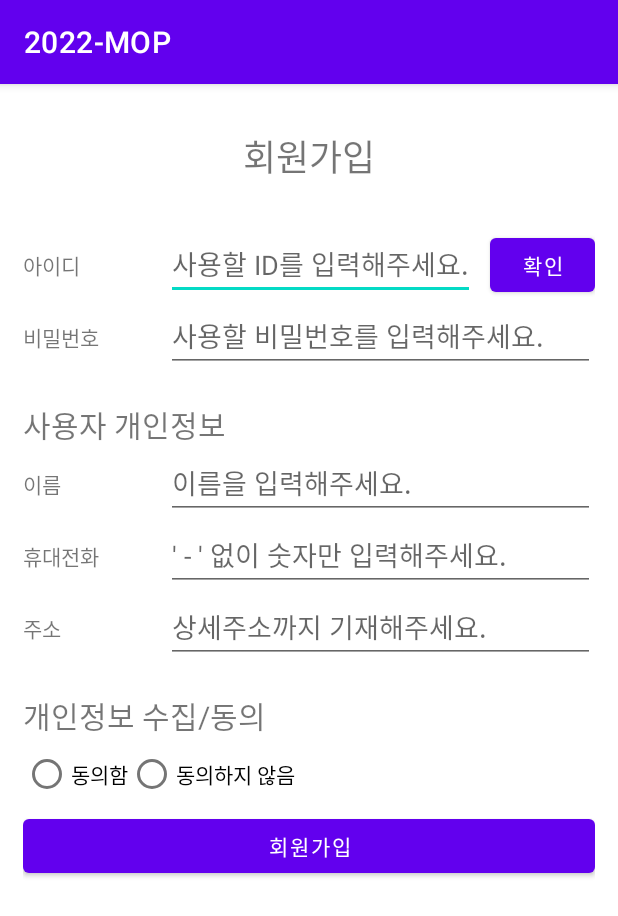
After one commit to Choi-Jiwon-38/2022-MOP, an Android app: the SignUpActivity screen opened directly, with no data from a screen before it, on a phone screen of 412 x 824 dp. The commit adds this screen. Shown: the top 916 px of the screen. Run offline under Robolectric (Android 15) with nearby library versions, the phone set to English and light mode, and no system bars.

Commit message:
feat. 회원가입 페이지 구현
- 회원가입 관련 activity, layout 구현
- manifests에 activity 추가

```diff
--- a/app/src/main/AndroidManifest.xml
+++ b/app/src/main/AndroidManifest.xml
@@ -22,6 +22,9 @@
                 <category android:name="android.intent.category.LAUNCHER" />
             </intent-filter>
         </activity>
+        <activity
+            android:name=".SignUpActivity"
+            android:exported="false" />
     </application>
 
 </manifest>
--- /dev/null
+++ b/app/src/main/java/com/example/a2022_mop/SignUpActivity.kt
@@ -0,0 +1,11 @@
+package com.example.a2022_mop
+
+import android.os.Bundle
+import androidx.appcompat.app.AppCompatActivity
+
+class SignUpActivity: AppCompatActivity() {
+    override fun onCreate(savedInstantState: Bundle?) {
+        super.onCreate(savedInstantState)
+        setContentView(R.layout.activity_signup)
+    }
+}
--- a/app/src/main/res/layout/activity_login.xml
+++ b/app/src/main/res/layout/activity_login.xml
@@ -58,6 +58,4 @@
         android:layout_toRightOf="@id/textSignUp"
         android:text="회원가입" />
 
-
-
 </RelativeLayout>
--- /dev/null
+++ b/app/src/main/res/layout/activity_signup.xml
@@ -0,0 +1,148 @@
+<?xml version="1.0" encoding="utf-8"?>
+<LinearLayout xmlns:android="http://schemas.android.com/apk/res/android"
+    android:layout_width="match_parent"
+    android:layout_height="match_parent"
+    android:layout_marginHorizontal="15dp"
+    android:orientation="vertical">
+
+    <TextView
+        android:layout_width="match_parent"
+        android:layout_height="wrap_content"
+        android:gravity="center"
+        android:text="회원가입"
+        android:textSize="24sp"
+        android:layout_marginVertical="30dp"/>
+
+    <LinearLayout
+        android:layout_width="match_parent"
+        android:layout_height="wrap_content"
+        android:orientation="horizontal">
+
+        <TextView
+            android:layout_width="95dp"
+            android:layout_height="wrap_content"
+            android:text="아이디" />
+
+        <EditText
+            android:id="@+id/info_id"
+            android:layout_width="wrap_content"
+            android:layout_height="wrap_content"
+            android:hint="사용할 ID를 입력해주세요." />
+
+        <Button
+            android:layout_width="70dp"
+            android:layout_height="wrap_content"
+            android:layout_marginLeft="10dp"
+            android:text="확인" />
+
+    </LinearLayout>
+
+    <LinearLayout
+        android:layout_width="match_parent"
+        android:layout_height="wrap_content"
+        android:orientation="horizontal">
+
+        <TextView
+            android:layout_width="95dp"
+            android:layout_height="wrap_content"
+            android:text="비밀번호" />
+
+        <EditText
+            android:id="@+id/info_pw"
+            android:layout_width="match_parent"
+            android:layout_height="wrap_content"
+            android:hint="사용할 비밀번호를 입력해주세요." />
+
+    </LinearLayout>
+
+    <TextView
+        android:layout_width="wrap_content"
+        android:layout_height="wrap_content"
+        android:text="사용자 개인정보"
+        android:layout_marginTop="20dp"
+        android:textSize="20sp"/>
+
+    <LinearLayout
+        android:layout_width="match_parent"
+        android:layout_height="wrap_content"
+        android:orientation="horizontal">
+
+        <TextView
+            android:layout_width="95dp"
+            android:layout_height="wrap_content"
+            android:text="이름" />
+
+        <EditText
+            android:id="@+id/info_name"
+            android:layout_width="match_parent"
+            android:layout_height="wrap_content"
+            android:hint="이름을 입력해주세요."/>
+
+    </LinearLayout>
+
+    <LinearLayout
+        android:layout_width="match_parent"
+        android:layout_height="wrap_content"
+        android:orientation="horizontal">
+
+        <TextView
+            android:layout_width="95dp"
+            android:layout_height="wrap_content"
+            android:text="휴대전화" />
+
+        <EditText
+            android:id="@+id/info_phone"
+            android:layout_width="match_parent"
+            android:layout_height="wrap_content"
+            android:hint="' - ' 없이 숫자만 입력해주세요."/>
+
+    </LinearLayout>
+
+    <LinearLayout
+        android:layout_width="match_parent"
+        android:layout_height="wrap_content"
+        android:orientation="horizontal">
+
+        <TextView
+            android:layout_width="95dp"
+            android:layout_height="wrap_content"
+            android:text="주소" />
+
+        <EditText
+            android:id="@+id/info_address"
+            android:layout_width="match_parent"
+            android:layout_height="wrap_content"
+            android:hint="상세주소까지 기재해주세요."/>
+
+    </LinearLayout>
+
+    <TextView
+        android:layout_width="wrap_content"
+        android:layout_height="wrap_content"
+        android:text="개인정보 수집/동의"
+        android:layout_marginTop="20dp"
+        android:textSize="20sp"/>
+    <RadioGroup
+        android:layout_width="match_parent"
+        android:layout_height="wrap_content">
+        <LinearLayout
+            android:layout_width="wrap_content"
+            android:layout_height="wrap_content">
+            <RadioButton
+                android:layout_width="wrap_content"
+                android:layout_height="wrap_content"
+                android:text="동의함" />
+
+            <RadioButton
+                android:layout_width="wrap_content"
+                android:layout_height="wrap_content"
+                android:text="동의하지 않음" />
+        </LinearLayout>
+    </RadioGroup>
+
+    <Button
+        android:id="@+id/buttonSignUp"
+        android:layout_width="match_parent"
+        android:layout_height="wrap_content"
+        android:text="회원가입" />
+</LinearLayout>
```
